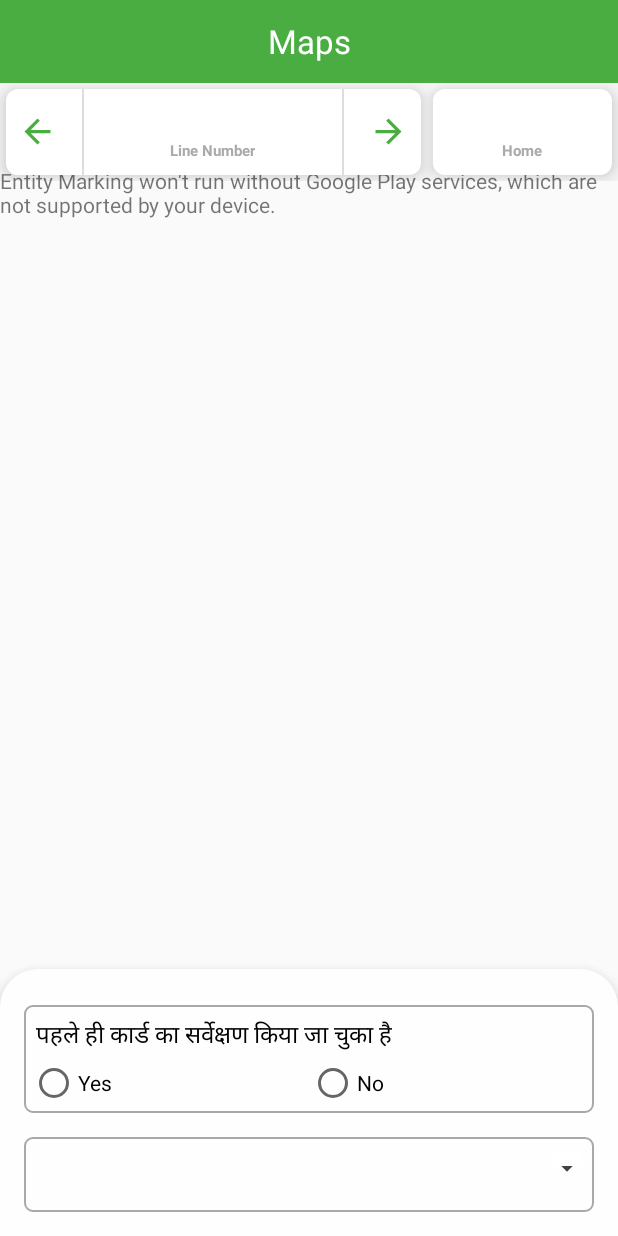
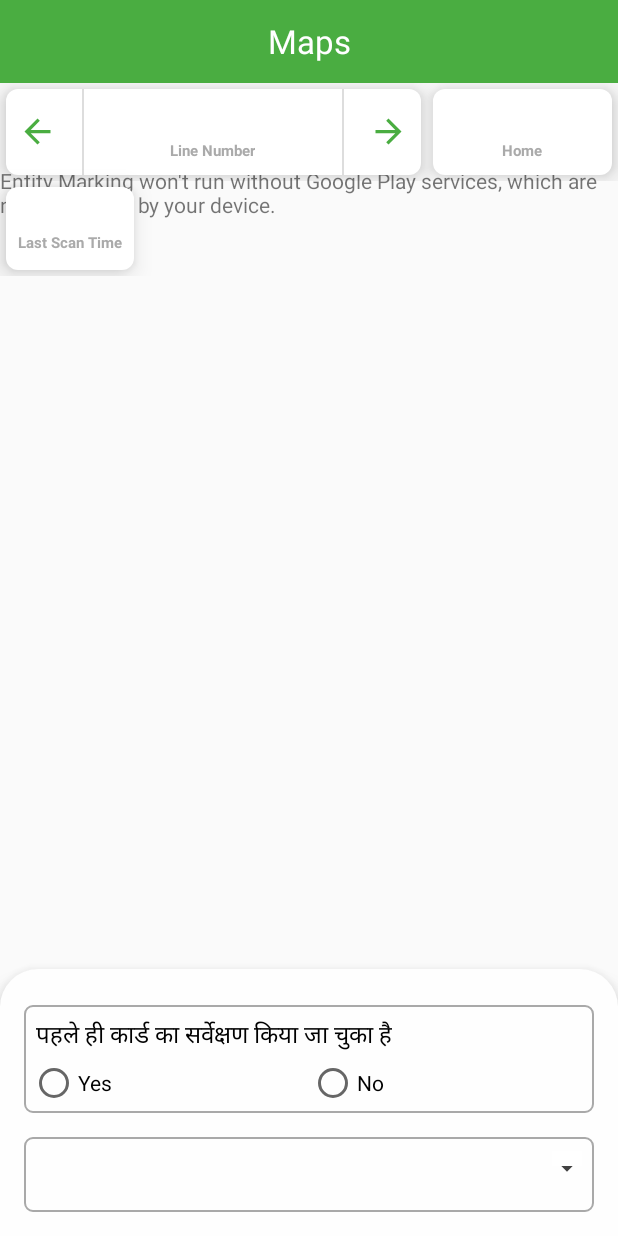
Before and after one commit to bharat-sonant/Jaipur-SurveyVerification, an Android app: the MapActivity screen opened directly, with no data from a screen before it, on a phone screen of 412 x 824 dp. Run offline under Robolectric (Android 15) with nearby library versions, the phone set to English and light mode, and no system bars; our stand-ins replace Firebase (no records; nobody signed in at launch, a user with empty details on screens opened directly); pictures from the network do not load.

Commit message:
version implementation, last scan time;

```diff
--- a/Code/app/build.gradle
+++ b/Code/app/build.gradle
@@ -11,7 +11,7 @@ android {
         minSdkVersion 21
         targetSdkVersion 30
         versionCode 1
-        versionName "1.0"
+        versionName "0.0.0.1"
 
         testInstrumentationRunner "androidx.test.runner.AndroidJUnitRunner"
     }
--- a/Code/app/src/main/java/com/example/entitymarking/MainActivity.java
+++ b/Code/app/src/main/java/com/example/entitymarking/MainActivity.java
@@ -16,6 +16,7 @@ import android.location.Location;
 import android.os.AsyncTask;
 import android.os.Bundle;
 import android.os.Looper;
+import android.util.Log;
 import android.widget.Toast;
 
 import com.google.android.gms.common.api.ApiException;
@@ -304,4 +305,6 @@ public class MainActivity extends AppCompatActivity {
         finish();
     }
 
+
+
 }
--- a/Code/app/src/main/res/layout/activity_map.xml
+++ b/Code/app/src/main/res/layout/activity_map.xml
@@ -43,6 +43,11 @@
             android:layout_marginBottom="132dp">
 
         </fragment>
+
+        <LinearLayout
+            android:layout_width="match_parent"
+            android:layout_height="wrap_content"
+            android:orientation="vertical">
 
             <LinearLayout
                 android:layout_width="match_parent"
@@ -171,6 +176,42 @@
             </LinearLayout>
 
             <LinearLayout
+                android:layout_width="wrap_content"
+                android:layout_height="55dp"
+                android:layout_margin="4dp"
+                android:padding="8dp"
+                android:layout_marginLeft="8dp"
+                android:background="@drawable/line_change_background"
+                android:gravity="center"
+                android:orientation="vertical"
+                android:elevation="10dp"
+                android:weightSum="4">
+
+                <TextView
+                    android:id="@+id/date_and_time_tv"
+                    android:layout_width="wrap_content"
+                    android:layout_height="wrap_content"
+                    android:layout_weight="2"
+                    android:gravity="center|bottom"
+                    android:textColor="@color/black"
+                    android:textSize="14sp"
+                    android:textStyle="bold" />
+
+                <TextView
+                    android:layout_width="wrap_content"
+                    android:layout_height="wrap_content"
+                    android:layout_weight="2"
+                    android:gravity="top|center"
+                    android:text="Last Scan Time"
+                    android:textColor="#AAAAAA"
+                    android:textSize="10sp"
+                    android:textStyle="bold" />
+
+            </LinearLayout>
+
+        </LinearLayout>
+
+        <LinearLayout
             android:layout_width="match_parent"
             android:layout_height="wrap_content"
             android:layout_gravity="bottom"
```
Also changed, not shown: Code/app/src/main/java/com/example/entitymarking/MapActivity.java (+76 -3 lines). Lines whose indentation alone changed are shown as unchanged.
